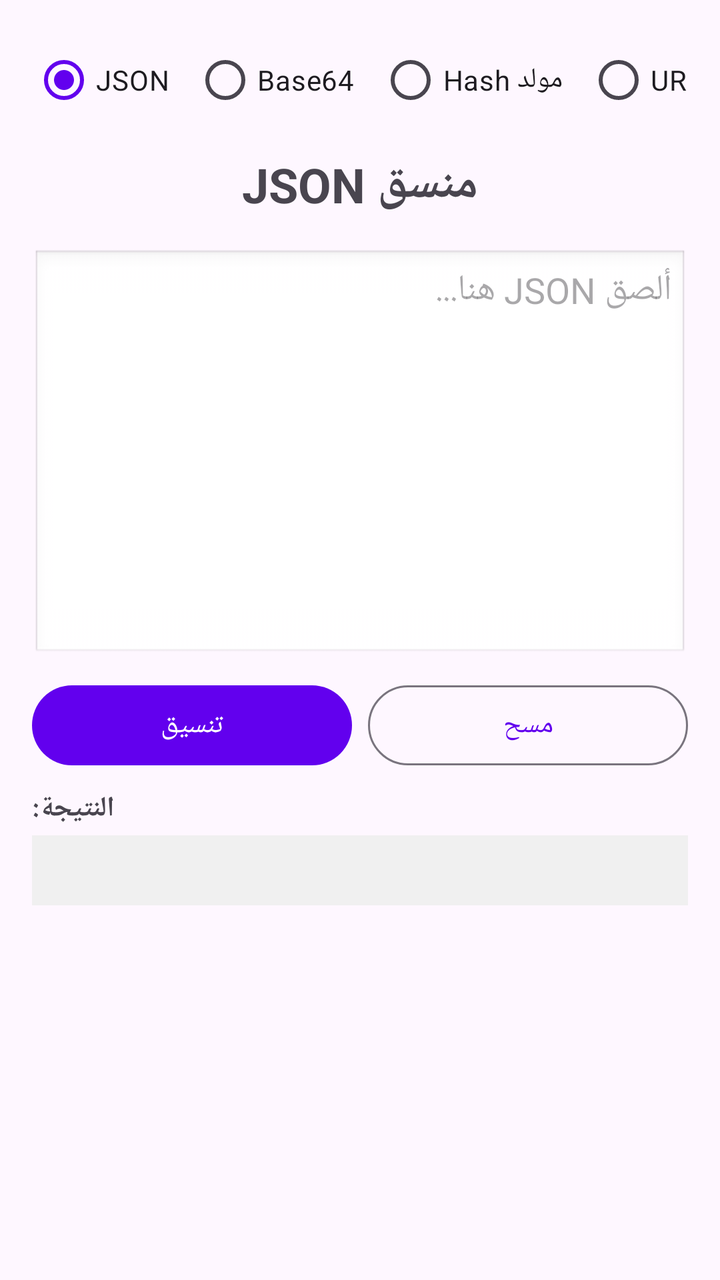
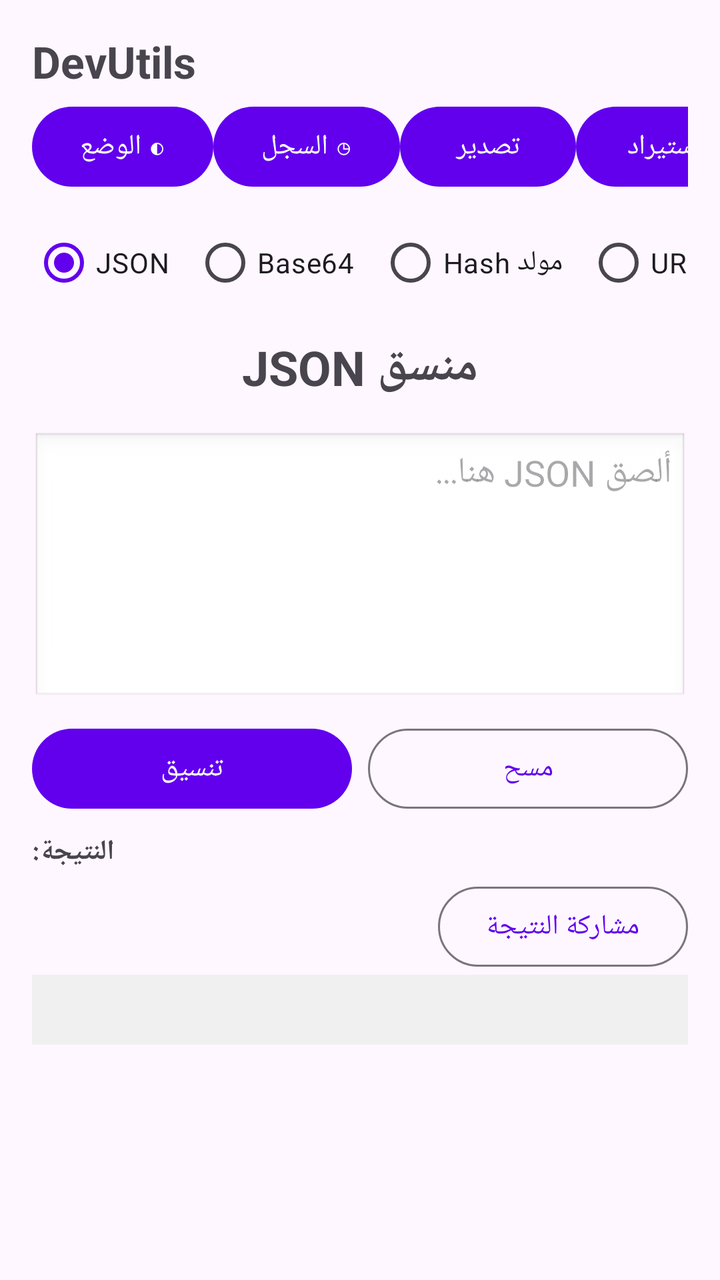

Screens rendered from an Android XML layout before and after an edit, with the pre-edit source and the edit as a unified diff.
<!-- AndroidManifest.xml: application theme Theme.DevUtils -->
<!-- res/layout/activity_main.xml -->
<?xml version="1.0" encoding="utf-8"?>
<LinearLayout xmlns:android="http://schemas.android.com/apk/res/android"
    android:layout_width="match_parent"
    android:layout_height="match_parent"
    android:orientation="vertical"
    android:padding="16dp">

    <HorizontalScrollView
        android:layout_width="match_parent"
        android:layout_height="wrap_content"
        android:fillViewport="false"
        android:scrollbars="none"
        android:layout_marginBottom="12dp">

        <RadioGroup
            android:id="@+id/rgMode"
            android:layout_width="wrap_content"
            android:layout_height="wrap_content"
            android:orientation="horizontal"
            android:gravity="center_vertical">

            <RadioButton
                android:id="@+id/rbJson"
                android:layout_width="wrap_content"
                android:layout_height="wrap_content"
                android:checked="true"
                android:text="JSON"
                android:paddingEnd="12dp" />

            <RadioButton
                android:id="@+id/rbBase64"
                android:layout_width="wrap_content"
                android:layout_height="wrap_content"
                android:text="Base64"
                android:paddingEnd="12dp" />

            <RadioButton
                android:id="@+id/rbHash"
                android:layout_width="wrap_content"
                android:layout_height="wrap_content"
                android:text="مولد Hash"
                android:paddingEnd="12dp" />

            <RadioButton
                android:id="@+id/rbUrl"
                android:layout_width="wrap_content"
                android:layout_height="wrap_content"
                android:text="محول URL"
                android:paddingEnd="12dp" />

            <RadioButton
                android:id="@+id/rbUuid"
                android:layout_width="wrap_content"
                android:layout_height="wrap_content"
                android:text="مولد UUID"
                android:paddingEnd="12dp" />

            <RadioButton
                android:id="@+id/rbRegex"
                android:layout_width="wrap_content"
                android:layout_height="wrap_content"
                android:text="مختبر Regex"
                android:paddingEnd="12dp" />

            <RadioButton
                android:id="@+id/rbWordCounter"
                android:layout_width="wrap_content"
                android:layout_height="wrap_content"
                android:text="عداد الكلمات"
                android:paddingEnd="12dp" />

            <RadioButton
                android:id="@+id/rbCaseConverter"
                android:layout_width="wrap_content"
                android:layout_height="wrap_content"
                android:text="محول النصوص"
                android:paddingEnd="12dp" />

            <RadioButton
                android:id="@+id/rbHttp"
                android:layout_width="wrap_content"
                android:layout_height="wrap_content"
                android:text="عميل HTTP"
                android:paddingEnd="12dp" />

            <RadioButton
                android:id="@+id/rbJwt"
                android:layout_width="wrap_content"
                android:layout_height="wrap_content"
                android:text="محلل JWT"
                android:paddingEnd="12dp" />

            <RadioButton
                android:id="@+id/rbMockData"
                android:layout_width="wrap_content"
                android:layout_height="wrap_content"
                android:text="بيانات وهمية"
                android:paddingEnd="12dp" />

            <RadioButton
                android:id="@+id/rbCommitMessage"
                android:layout_width="wrap_content"
                android:layout_height="wrap_content"
                android:text="مولد Commit"
                android:paddingEnd="12dp" />

            <RadioButton
                android:id="@+id/rbGitCommand"
                android:layout_width="wrap_content"
                android:layout_height="wrap_content"
                android:text="محول Git Commands"
                android:paddingEnd="12dp" />

            <RadioButton
                android:id="@+id/rbGitignore"
                android:layout_width="wrap_content"
                android:layout_height="wrap_content"
                android:text="مولد .gitignore"
                android:paddingEnd="12dp" />

            <RadioButton
                android:id="@+id/rbDateDiff"
                android:layout_width="wrap_content"
                android:layout_height="wrap_content"
                android:text="حاسبة التواريخ"
                android:paddingEnd="12dp" />

            <RadioButton
                android:id="@+id/rbDuplicateRemover"
                android:layout_width="wrap_content"
                android:layout_height="wrap_content"
                android:text="مزيل التكرارات" />
        </RadioGroup>
    </HorizontalScrollView>

    <TextView
        android:id="@+id/tvToolTitle"
        android:layout_width="wrap_content"
        android:layout_height="wrap_content"
        android:text="منسق JSON"
        android:textSize="24sp"
        android:textStyle="bold"
        android:layout_gravity="center"
        android:layout_marginBottom="16dp" />


    <LinearLayout android:id="@+id/llHttpInputs" android:layout_width="match_parent" android:layout_height="wrap_content" android:orientation="vertical" android:visibility="gone" android:layout_marginBottom="8dp">
        <EditText android:id="@+id/etHttpUrl" android:layout_width="match_parent" android:layout_height="wrap_content" android:hint="رابط URL مثل https://httpbin.org/get" android:inputType="textUri" android:singleLine="true" android:padding="8dp" />
        <RadioGroup android:id="@+id/rgHttpMethod" android:layout_width="match_parent" android:layout_height="wrap_content" android:orientation="horizontal">
            <RadioButton android:id="@+id/rbHttpGet" android:layout_width="wrap_content" android:layout_height="wrap_content" android:checked="true" android:text="GET" />
            <RadioButton android:id="@+id/rbHttpPost" android:layout_width="wrap_content" android:layout_height="wrap_content" android:text="POST" />
        </RadioGroup>
        <EditText android:id="@+id/etHttpBody" android:layout_width="match_parent" android:layout_height="88dp" android:gravity="top|start" android:hint="Body اختياري لـ POST (نص أو JSON)" android:inputType="textMultiLine" android:padding="8dp" />
        <Button android:id="@+id/btnHttpSend" android:layout_width="match_parent" android:layout_height="wrap_content" android:text="إرسال الطلب" />
    </LinearLayout>
    <LinearLayout android:id="@+id/llJwtInputs" android:layout_width="match_parent" android:layout_height="wrap_content" android:orientation="vertical" android:visibility="gone" android:layout_marginBottom="8dp">
        <EditText android:id="@+id/etJwtToken" android:layout_width="match_parent" android:layout_height="88dp" android:gravity="top|start" android:hint="ألصق JWT هنا..." android:inputType="textMultiLine" android:padding="8dp" />
        <Button android:id="@+id/btnJwtDecode" android:layout_width="match_parent" android:layout_height="wrap_content" android:text="فك التشفير" />
    </LinearLayout>
    <LinearLayout android:id="@+id/llMockActions" android:layout_width="match_parent" android:layout_height="wrap_content" android:orientation="vertical" android:visibility="gone" android:layout_marginBottom="8dp">
        <Button android:id="@+id/btnGenerateMock" android:layout_width="match_parent" android:layout_height="wrap_content" android:text="توليد بيانات" />
    </LinearLayout>


    <LinearLayout android:id="@+id/llCommitInputs" android:layout_width="match_parent" android:layout_height="wrap_content" android:orientation="vertical" android:visibility="gone" android:layout_marginBottom="8dp">
        <Spinner android:id="@+id/spCommitType" android:layout_width="match_parent" android:layout_height="wrap_content" android:entries="@array/commit_types" />
        <EditText android:id="@+id/etCommitScope" android:layout_width="match_parent" android:layout_height="wrap_content" android:hint="Scope اختياري، مثل auth" android:singleLine="true" android:inputType="text" />
        <EditText android:id="@+id/etCommitDescription" android:layout_width="match_parent" android:layout_height="wrap_content" android:hint="وصف مختصر للتغيير (مطلوب)" android:singleLine="true" android:inputType="textCapSentences" />
        <EditText android:id="@+id/etCommitBody" android:layout_width="match_parent" android:layout_height="76dp" android:gravity="top|start" android:hint="تفاصيل إضافية اختيارية" android:inputType="textMultiLine" />
        <Button android:id="@+id/btnGenerateCommit" android:layout_width="match_parent" android:layout_height="wrap_content" android:text="توليد رسالة Commit" />
    </LinearLayout>
    <LinearLayout android:id="@+id/llGitCommandInputs" android:layout_width="match_parent" android:layout_height="wrap_content" android:orientation="vertical" android:visibility="gone" android:layout_marginBottom="8dp">
        <EditText android:id="@+id/etGitCommand" android:layout_width="match_parent" android:layout_height="76dp" android:gravity="top|start" android:hint="أدخل الأمر المراد تحويله..." android:inputType="textMultiLine" />
        <TextView android:layout_width="wrap_content" android:layout_height="wrap_content" android:text="من:" />
        <Spinner android:id="@+id/spShellFrom" android:layout_width="match_parent" android:layout_height="wrap_content" android:entries="@array/shell_types" />
        <TextView android:layout_width="wrap_content" android:layout_height="wrap_content" android:text="إلى:" />
        <Spinner android:id="@+id/spShellTo" android:layout_width="match_parent" android:layout_height="wrap_content" android:entries="@array/shell_types" />
        <Button android:id="@+id/btnConvertGitCommand" android:layout_width="match_parent" android:layout_height="wrap_content" android:text="تحويل الأمر" />
    </LinearLayout>
    <LinearLayout android:id="@+id/llGitignoreInputs" android:layout_width="match_parent" android:layout_height="wrap_content" android:orientation="vertical" android:visibility="gone" android:layout_marginBottom="8dp">
        <Spinner android:id="@+id/spGitignoreType" android:layout_width="match_parent" android:layout_height="wrap_content" android:entries="@array/project_types" />
        <Button android:id="@+id/btnGenerateGitignore" android:layout_width="match_parent" android:layout_height="wrap_content" android:text="توليد .gitignore" />
        <Button android:id="@+id/btnCopyGitignore" android:layout_width="match_parent" android:layout_height="wrap_content" android:text="نسخ .gitignore" style="?attr/materialButtonOutlinedStyle" />
    </LinearLayout>
    <LinearLayout android:id="@+id/llDateDiffInputs" android:layout_width="match_parent" android:layout_height="wrap_content" android:orientation="vertical" android:visibility="gone" android:layout_marginBottom="8dp">
        <EditText android:id="@+id/etStartDate" android:layout_width="match_parent" android:layout_height="wrap_content" android:hint="تاريخ البداية YYYY-MM-DD" android:inputType="date" android:singleLine="true" />
        <EditText android:id="@+id/etEndDate" android:layout_width="match_parent" android:layout_height="wrap_content" android:hint="تاريخ النهاية YYYY-MM-DD" android:inputType="date" android:singleLine="true" />
        <Button android:id="@+id/btnCalculateDateDiff" android:layout_width="match_parent" android:layout_height="wrap_content" android:text="حساب الفرق" />
        <TextView android:id="@+id/tvDiffYears" android:layout_width="match_parent" android:layout_height="wrap_content" android:text="السنوات: —" android:padding="4dp" />
        <TextView android:id="@+id/tvDiffMonths" android:layout_width="match_parent" android:layout_height="wrap_content" android:text="الأشهر: —" android:padding="4dp" />
        <TextView android:id="@+id/tvDiffDays" android:layout_width="match_parent" android:layout_height="wrap_content" android:text="الأيام: —" android:padding="4dp" />
        <TextView android:id="@+id/tvDiffTotalDays" android:layout_width="match_parent" android:layout_height="wrap_content" android:text="إجمالي الأيام: —" android:padding="4dp" />
    </LinearLayout>

    <EditText
        android:id="@+id/etInput"
        android:layout_width="match_parent"
        android:layout_height="0dp"
        android:layout_weight="1"
        android:hint="ألصق JSON هنا..."
        android:gravity="top|start"
        android:inputType="textMultiLine"
        android:background="@android:drawable/edit_text"
        android:padding="8dp" />

    <EditText
        android:id="@+id/etRegexPattern"
        android:layout_width="match_parent"
        android:layout_height="wrap_content"
        android:hint="نمط Regex، مثال: \\d+"
        android:singleLine="true"
        android:inputType="text"
        android:visibility="gone"
        android:layout_marginTop="8dp"
        android:padding="8dp" />

    <LinearLayout
        android:id="@+id/llJsonActions"
        android:layout_width="match_parent"
        android:layout_height="wrap_content"
        android:orientation="horizontal"
        android:layout_marginTop="8dp"
        android:layout_marginBottom="8dp">

        <Button
            android:id="@+id/btnFormat"
            android:layout_width="0dp"
            android:layout_height="wrap_content"
            android:layout_weight="1"
            android:layout_marginEnd="4dp"
            android:text="تنسيق" />

        <Button
            android:id="@+id/btnClear"
            android:layout_width="0dp"
            android:layout_height="wrap_content"
            android:layout_weight="1"
            android:layout_marginStart="4dp"
            android:text="مسح"
            style="?attr/materialButtonOutlinedStyle" />
    </LinearLayout>

    <LinearLayout
        android:id="@+id/llBase64Actions"
        android:layout_width="match_parent"
        android:layout_height="wrap_content"
        android:orientation="horizontal"
        android:visibility="gone"
        android:layout_marginTop="8dp"
        android:layout_marginBottom="8dp">

        <Button
            android:id="@+id/btnEncode"
            android:layout_width="0dp"
            android:layout_height="wrap_content"
            android:layout_weight="1"
            android:layout_marginEnd="4dp"
            android:text="تشفير (Encode)" />

        <Button
            android:id="@+id/btnDecode"
            android:layout_width="0dp"
            android:layout_height="wrap_content"
            android:layout_weight="1"
            android:layout_marginStart="4dp"
            android:text="فك تشفير (Decode)"
            style="?attr/materialButtonOutlinedStyle" />
    </LinearLayout>

    <LinearLayout
        android:id="@+id/llHashActions"
        android:layout_width="match_parent"
        android:layout_height="wrap_content"
        android:orientation="vertical"
        android:visibility="gone"
        android:layout_marginTop="8dp"
        android:layout_marginBottom="8dp">

        <Button
            android:id="@+id/btnGenerateHash"
            android:layout_width="match_parent"
            android:layout_height="wrap_content"
            android:text="توليد Hash" />
    </LinearLayout>

    <LinearLayout
        android:id="@+id/llUrlActions"
        android:layout_width="match_parent"
        android:layout_height="wrap_content"
        android:orientation="horizontal"
        android:visibility="gone"
        android:layout_marginTop="8dp"
        android:layout_marginBottom="8dp">

        <Button
            android:id="@+id/btnUrlEncode"
            android:layout_width="0dp"
            android:layout_height="wrap_content"
            android:layout_weight="1"
            android:layout_marginEnd="4dp"
            android:text="تشفير URL" />

        <Button
            android:id="@+id/btnUrlDecode"
            android:layout_width="0dp"
            android:layout_height="wrap_content"
            android:layout_weight="1"
            android:layout_marginStart="4dp"
            android:text="فك تشفير URL"
            style="?attr/materialButtonOutlinedStyle" />
    </LinearLayout>

    <LinearLayout
        android:id="@+id/llUuidActions"
        android:layout_width="match_parent"
        android:layout_height="wrap_content"
        android:orientation="vertical"
        android:visibility="gone"
        android:layout_marginTop="8dp"
        android:layout_marginBottom="8dp">

        <Button
            android:id="@+id/btnGenerateUuid"
            android:layout_width="match_parent"
            android:layout_height="wrap_content"
            android:text="توليد UUID جديد" />

        <Button
            android:id="@+id/btnCopyUuid"
            android:layout_width="match_parent"
            android:layout_height="wrap_content"
            android:text="نسخ للحافظة"
            style="?attr/materialButtonOutlinedStyle" />
    </LinearLayout>

    <LinearLayout
        android:id="@+id/llRegexActions"
        android:layout_width="match_parent"
        android:layout_height="wrap_content"
        android:orientation="vertical"
        android:visibility="gone"
        android:layout_marginTop="8dp"
        android:layout_marginBottom="8dp">

        <Button
            android:id="@+id/btnRegexTest"
            android:layout_width="match_parent"
            android:layout_height="wrap_content"
            android:text="اختبار" />
    </LinearLayout>

    <LinearLayout
        android:id="@+id/llWordStats"
        android:layout_width="match_parent"
        android:layout_height="wrap_content"
        android:orientation="vertical"
        android:visibility="gone"
        android:layout_marginTop="8dp"
        android:layout_marginBottom="8dp">

        <TextView
            android:id="@+id/tvWordCount"
            android:layout_width="match_parent"
            android:layout_height="wrap_content"
            android:text="عدد الكلمات: 0"
            android:padding="6dp" />

        <TextView
            android:id="@+id/tvCharCount"
            android:layout_width="match_parent"
            android:layout_height="wrap_content"
            android:text="عدد الأحرف: 0"
            android:padding="6dp" />

        <TextView
            android:id="@+id/tvLineCount"
            android:layout_width="match_parent"
            android:layout_height="wrap_content"
            android:text="عدد الأسطر: 0"
            android:padding="6dp" />

        <TextView
            android:id="@+id/tvParagraphCount"
            android:layout_width="match_parent"
            android:layout_height="wrap_content"
            android:text="عدد الفقرات: 0"
            android:padding="6dp" />
    </LinearLayout>

    <LinearLayout
        android:id="@+id/llCaseActions"
        android:layout_width="match_parent"
        android:layout_height="wrap_content"
        android:orientation="horizontal"
        android:visibility="gone"
        android:layout_marginTop="8dp"
        android:layout_marginBottom="8dp">

        <Button
            android:id="@+id/btnCamelCase"
            android:layout_width="0dp"
            android:layout_height="wrap_content"
            android:layout_weight="1"
            android:text="camelCase" />

        <Button
            android:id="@+id/btnSnakeCase"
            android:layout_width="0dp"
            android:layout_height="wrap_content"
            android:layout_weight="1"
            android:text="snake_case" />

        <Button
            android:id="@+id/btnPascalCase"
            android:layout_width="0dp"
            android:layout_height="wrap_content"
            android:layout_weight="1"
            android:text="PascalCase" />
    </LinearLayout>

    <LinearLayout
        android:id="@+id/llDuplicateActions"
        android:layout_width="match_parent"
        android:layout_height="wrap_content"
        android:orientation="vertical"
        android:visibility="gone"
        android:layout_marginTop="8dp"
        android:layout_marginBottom="8dp">

        <Button
            android:id="@+id/btnRemoveDuplicates"
            android:layout_width="match_parent"
            android:layout_height="wrap_content"
            android:text="إزالة التكرارات" />
    </LinearLayout>

    <TextView
        android:id="@+id/tvOutputLabel"
        android:layout_width="wrap_content"
        android:layout_height="wrap_content"
        android:text="النتيجة:"
        android:textStyle="bold"
        android:layout_marginBottom="4dp" />

    <ScrollView
        android:id="@+id/svOutput"
        android:layout_width="match_parent"
        android:layout_height="0dp"
        android:layout_weight="1">

        <TextView
            android:id="@+id/etOutput"
            android:layout_width="match_parent"
            android:layout_height="wrap_content"
            android:background="#F0F0F0"
            android:padding="8dp"
            android:textIsSelectable="true"
            android:fontFamily="monospace" />
    </ScrollView>
</LinearLayout>
<!-- resources referenced by this layout -->
<resources>
  <string-array name="commit_types"><item>feat</item><item>fix</item><item>docs</item><item>style</item><item>refactor</item><item>test</item><item>chore</item></string-array>
  <string-array name="project_types"><item>Android</item><item>Kotlin</item><item>Java</item><item>Python</item><item>Node.js</item><item>React</item><item>Flutter</item></string-array>
  <string-array name="shell_types"><item>Bash</item><item>PowerShell</item><item>Fish</item></string-array>
  <style name="Theme.DevUtils" parent="Theme.Material3.DayNight.NoActionBar">
          <item name="colorPrimary">#6200EE</item>
          <item name="colorPrimaryVariant">#3700B3</item>
          <item name="colorOnPrimary">#FFFFFF</item>
      </style>
</resources>

<!-- the commit's change to res/layout/activity_main.xml (unified diff, before → after) -->
@@ -4,6 +4,18 @@
     android:layout_height="match_parent"
     android:orientation="vertical"
     android:padding="16dp">
+
+    <LinearLayout android:id="@+id/topToolbar" android:layout_width="match_parent" android:layout_height="wrap_content" android:orientation="vertical" android:layout_marginBottom="10dp">
+        <TextView android:id="@+id/tvAppTitle" android:layout_width="match_parent" android:layout_height="wrap_content" android:text="DevUtils" android:textSize="22sp" android:textStyle="bold" android:gravity="center_vertical" android:paddingBottom="4dp" />
+        <HorizontalScrollView android:layout_width="match_parent" android:layout_height="wrap_content" android:scrollbars="none">
+            <LinearLayout android:layout_width="wrap_content" android:layout_height="wrap_content" android:orientation="horizontal">
+                <Button android:id="@+id/btnToggleTheme" android:layout_width="wrap_content" android:layout_height="wrap_content" android:text="◐ الوضع" />
+                <Button android:id="@+id/btnHistory" android:layout_width="wrap_content" android:layout_height="wrap_content" android:text="◷ السجل" />
+                <Button android:id="@+id/btnExportSettings" android:layout_width="wrap_content" android:layout_height="wrap_content" android:text="تصدير" />
+                <Button android:id="@+id/btnImportSettings" android:layout_width="wrap_content" android:layout_height="wrap_content" android:text="استيراد" />
+            </LinearLayout>
+        </HorizontalScrollView>
+    </LinearLayout>
 
     <HorizontalScrollView
         android:layout_width="match_parent"
@@ -442,6 +454,10 @@
         android:textStyle="bold"
         android:layout_marginBottom="4dp" />
 
+    <LinearLayout android:layout_width="match_parent" android:layout_height="wrap_content" android:orientation="horizontal" android:gravity="end">
+        <Button android:id="@+id/btnShareOutput" android:layout_width="wrap_content" android:layout_height="wrap_content" android:text="مشاركة النتيجة" style="?attr/materialButtonOutlinedStyle" />
+    </LinearLayout>
+
     <ScrollView
         android:id="@+id/svOutput"
         android:layout_width="match_parent"
